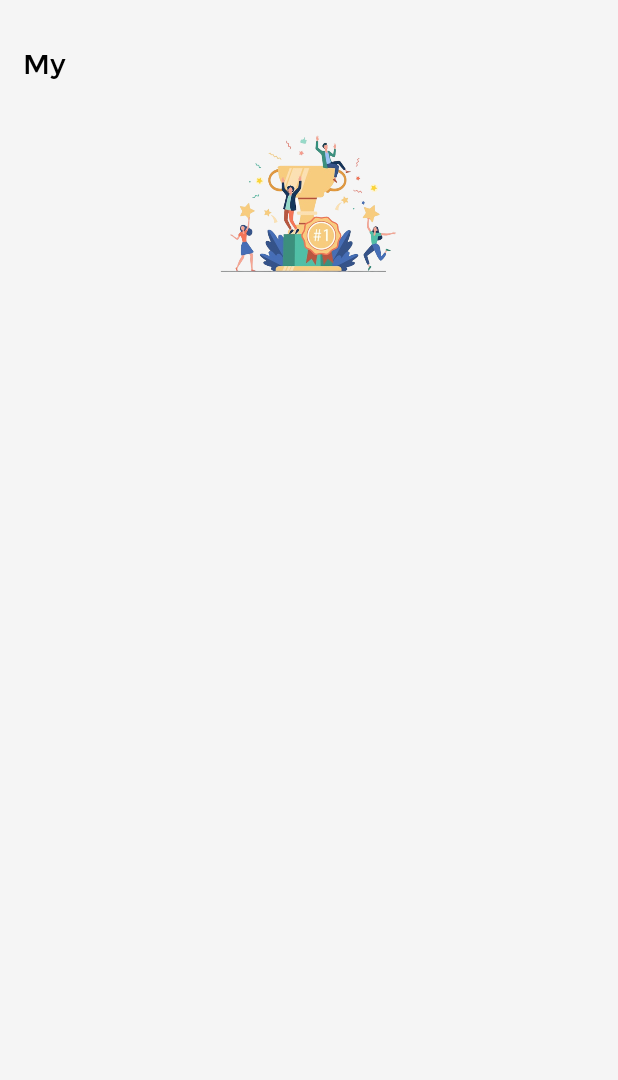
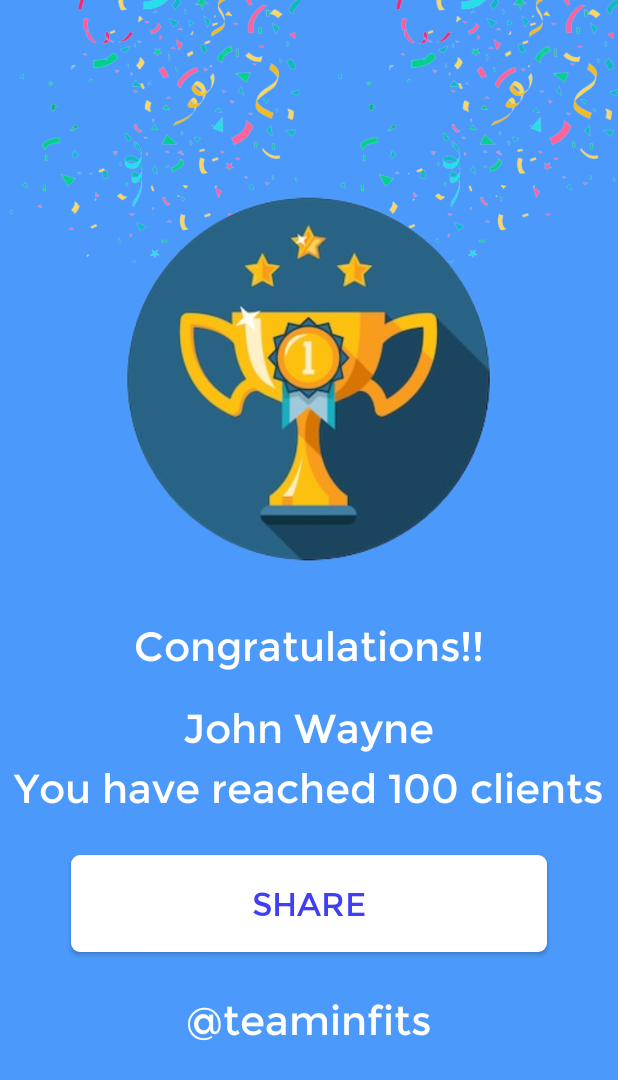
Before and after one commit to PiyushVerma26/Infits, an Android app: the screen it shows after launch (Achivements before the commit, AchievementsCompleted after it), on a phone screen of 412 x 824 dp. Shown: the top 1080 px of the screen. Run offline under Robolectric (Android 15) with nearby library versions, the phone set to English and light mode, and no system bars; Roboto replaces fonts that are not available here.

Commit message:
Changes in Achievements

```diff
--- /dev/null
+++ b/app/src/main/java/hello/tech/infits/View/AchievementsCompleted.java
@@ -0,0 +1,18 @@
+package hello.tech.infits.View;
+
+import androidx.appcompat.app.AppCompatActivity;
+
+import android.os.Bundle;
+
+import hello.tech.infits.databinding.ActivityAchievementsCompletedBinding;
+
+public class AchievementsCompleted extends AppCompatActivity {
+ActivityAchievementsCompletedBinding binding;
+    @Override
+    protected void onCreate(Bundle savedInstanceState) {
+        binding =ActivityAchievementsCompletedBinding.inflate(getLayoutInflater());
+        super.onCreate(savedInstanceState);
+        setContentView(binding.getRoot());
+
+    }
+}
--- /dev/null
+++ b/app/src/main/res/layout/activity_achievements_completed.xml
@@ -0,0 +1,107 @@
+<?xml version="1.0" encoding="utf-8"?>
+<RelativeLayout xmlns:android="http://schemas.android.com/apk/res/android"
+    xmlns:tools="http://schemas.android.com/tools"
+    android:layout_width="match_parent"
+    android:layout_height="match_parent"
+    android:background="#4B9AFB"
+    tools:context=".View.AchievementsCompleted">
+
+    <ImageView
+        android:layout_width="200dp"
+        android:layout_height="200dp"
+        android:layout_alignParentStart="true"
+        android:layout_alignParentTop="true"
+        android:src="@drawable/design"
+        tools:ignore="ContentDescription,ImageContrastCheck" />
+
+    <ImageView
+        android:id="@+id/design"
+        android:layout_width="200dp"
+        android:layout_height="200dp"
+        android:layout_alignParentTop="true"
+        android:layout_alignParentEnd="true"
+        android:src="@drawable/design"
+        tools:ignore="ContentDescription,ImageContrastCheck" />
+
+    <ImageView
+        android:id="@+id/trophy"
+        android:layout_width="291dp"
+        android:layout_height="276dp"
+        android:layout_below="@id/design"
+        android:layout_alignParentTop="false"
+        android:layout_centerHorizontal="true"
+        android:layout_marginTop="-85dp"
+        android:src="@drawable/trophy"
+        tools:ignore="ContentDescription,ImageContrastCheck" />
+
+    <androidx.appcompat.widget.LinearLayoutCompat
+        android:id="@+id/containerCongrats"
+        android:layout_width="match_parent"
+        android:layout_height="wrap_content"
+        android:layout_below="@id/trophy"
+        android:orientation="vertical">
+
+        <TextView
+            android:layout_width="wrap_content"
+            android:layout_height="wrap_content"
+            android:layout_gravity="center"
+            android:fontFamily="@font/nats"
+            android:text="@string/congratulations"
+            android:textColor="@color/white"
+            android:textSize="37sp"
+            tools:ignore="TextContrastCheck" />
+
+        <TextView
+            android:layout_width="wrap_content"
+            android:layout_height="wrap_content"
+            android:layout_gravity="center"
+            android:layout_marginTop="-30dp"
+            android:fontFamily="@font/nats"
+            android:padding="5dp"
+            android:text="@string/john_wayne"
+            android:textColor="@color/white"
+            android:textSize="37sp"
+            tools:ignore="TextContrastCheck" />
+
+        <TextView
+            android:layout_width="wrap_content"
+            android:layout_height="wrap_content"
+            android:layout_gravity="center"
+            android:layout_marginTop="-50dp"
+            android:fontFamily="@font/nats"
+            android:padding="5dp"
+            android:text="@string/you_have_reached_100_clients"
+            android:textColor="@color/white"
+            android:textSize="37sp"
+            tools:ignore="TextContrastCheck" />
+
+    </androidx.appcompat.widget.LinearLayoutCompat>
+
+    <androidx.appcompat.widget.AppCompatButton
+        android:id="@+id/btn"
+        android:layout_width="317dp"
+        android:layout_height="wrap_content"
+        android:layout_below="@id/containerCongrats"
+        android:background="@drawable/btnback"
+        android:backgroundTint="@color/white"
+        android:layout_centerInParent="true"
+        android:text="@string/share"
+        android:textColor="#4040F2"
+        android:textSize="30sp"
+        android:fontFamily="@font/nats"/>
+
+    <TextView
+        android:layout_width="wrap_content"
+        android:layout_height="wrap_content"
+        android:fontFamily="@font/nats"
+        android:layout_below="@id/btn"
+        android:layout_centerInParent="true"
+        android:padding="5dp"
+        android:text="@string/teaminfits"
+        android:textColor="@color/white"
+        android:textSize="37sp"
+        tools:ignore="TextContrastCheck" />
+
+
+
+</RelativeLayout>
--- a/app/src/main/res/layout/activity_achivements.xml
+++ b/app/src/main/res/layout/activity_achivements.xml
@@ -35,9 +35,7 @@
         android:layout_marginStart="5dp"
         android:layout_marginTop="5dp"
         android:layout_marginEnd="5dp"
-        android:layout_marginBottom="5dp"
-        app:layoutManager="androidx.recyclerview.widget.LinearLayoutManager"
-        tools:listitem="@layout/achievements" />
+        android:layout_marginBottom="5dp" />
 
 
 </RelativeLayout>
--- a/app/src/main/res/values/strings.xml
+++ b/app/src/main/res/values/strings.xml
@@ -34,5 +34,10 @@
     <string name="reached">Reached</string>
     <string name="_25">25</string>
     <string name="clients">Clients</string>
+    <string name="congratulations">Congratulations!!</string>
+    <string name="john_wayne">John Wayne</string>
+    <string name="you_have_reached_100_clients">You have reached 100 clients</string>
+    <string name="share">Share</string>
+    <string name="teaminfits">\@teaminfits</string>
 
 </resources>
```
Also changed, not shown: app/src/main/AndroidManifest.xml (+10 -6 lines), app/src/main/java/hello/tech/infits/Adapters/AchievementsAdapter.java (added, +60 -0 lines), app/src/main/java/hello/tech/infits/Modals/AchievementsModal.java (+35 -0 lines), app/src/main/java/hello/tech/infits/View/Achivements.java (+26 -2 lines), app/src/main/res/layout/achievements.xml (+18 -17 lines).
